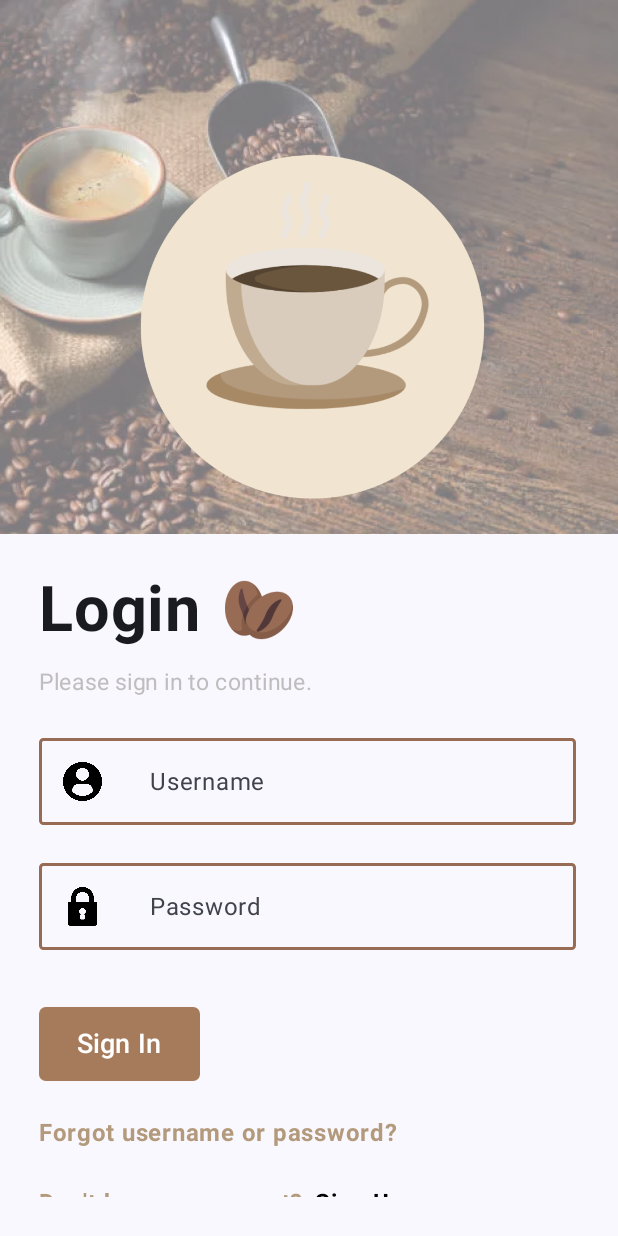
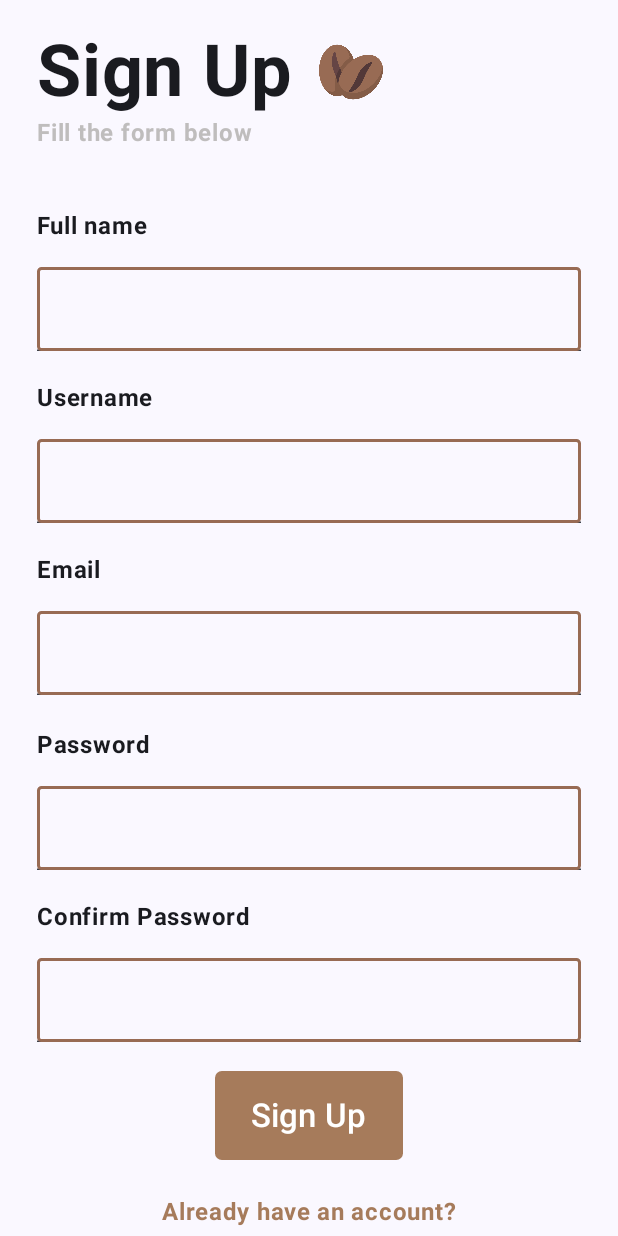
Before and after one commit to vincentkenutama/CoffeeTime, an Android app built with Jetpack Compose: the screen it shows after launch (MainActivity), on a phone screen of 412 x 824 dp. Run offline under Robolectric (Android 15) with nearby library versions, the phone set to English and light mode, and no system bars; our stand-ins replace Firebase (no records; nobody signed in at launch, a user with empty details on screens opened directly).

Commit message:
Sign up screen dan akses database

```diff
--- a/CoffeeTimeAndroid/app/src/main/java/vkenutama/iot/coffeetime/Data/Model/Users.kt
+++ b/CoffeeTimeAndroid/app/src/main/java/vkenutama/iot/coffeetime/Data/Model/Users.kt
@@ -1,18 +1,18 @@
 package vkenutama.iot.coffeetime.Data.Model
 
-import kotlinx.coroutines.flow.MutableStateFlow
+import android.os.Build
+import androidx.annotation.RequiresApi
 import java.time.LocalDate
-import java.util.Date
+import java.time.format.DateTimeFormatter
 
-data class Users(
-    val id: String? = null, // Changed to String for more flexibility with unique identifiers
-    val username: String? = null,
-    val name: String? = null,
-    val email: String? = null,
-    val dateOfBirth: LocalDate? = null, // Using LocalDate for better date handling
-    val hashedPassword: String? = null, // Consider storing the hashed password instead
-    val password: String? = null,
-    val gender: Gender? = null
+data class Users @RequiresApi(Build.VERSION_CODES.O) constructor(
+    val username: String = "",
+    val name: String = "",
+    val email: String = "",
+    val dateOfBirth: String = LocalDate.now().format(DateTimeFormatter.ISO_DATE),
+    val hashedPassword: String = "", // Consider storing the hashed password instead
+    val password: String = "",
+    val gender: Gender = Gender.NOT_SPECIFIED
 )
 
 enum class Gender {
@@ -23,3 +23,11 @@ sealed class UserField{
     object Username : UserField()
     object Password : UserField()
 }
+
+sealed class UserForms{
+    object Fullname : UserForms()
+    object Username : UserForms()
+    object Email : UserForms()
+    object Password : UserForms()
+    object ConfirmationPassword : UserForms()
+}
--- a/CoffeeTimeAndroid/app/src/main/java/vkenutama/iot/coffeetime/MainActivity.kt
+++ b/CoffeeTimeAndroid/app/src/main/java/vkenutama/iot/coffeetime/MainActivity.kt
@@ -36,7 +36,8 @@ import com.google.firebase.firestore.firestore
 import kotlinx.coroutines.launch
 import kotlinx.coroutines.tasks.await
 import vkenutama.iot.coffeetime.Data.ViewModel.UserViewModel
-import vkenutama.iot.coffeetime.UserInterface.screen.LoginPage
+//import vkenutama.iot.coffeetime.UserInterface.screen.LoginPage
+import vkenutama.iot.coffeetime.UserInterface.screen.SignUpPage
 import vkenutama.iot.coffeetime.Util.Database
 import vkenutama.iot.coffeetime.ui.theme.CoffeeTimeTheme
 
@@ -51,7 +52,10 @@ class MainActivity : ComponentActivity() {
 
             CoffeeTimeTheme {
                 Scaffold(modifier = Modifier.fillMaxSize()) { innerPadding ->
-                    LoginPage(
+//                    LoginPage(
+//                        modifier = Modifier.padding(innerPadding)
+//                    )
+                    SignUpPage(
                         modifier = Modifier.padding(innerPadding)
                     )
 //                    Greeting(
--- /dev/null
+++ b/CoffeeTimeAndroid/app/src/main/java/vkenutama/iot/coffeetime/UserInterface/screen/SignUpPage.kt
@@ -0,0 +1,385 @@
+package vkenutama.iot.coffeetime.UserInterface.screen
+
+import android.content.ContentValues.TAG
+import android.os.Build
+import android.util.Log
+import androidx.annotation.RequiresApi
+import androidx.compose.foundation.Image
+import androidx.compose.foundation.border
+import androidx.compose.foundation.clickable
+import androidx.compose.foundation.horizontalScroll
+import androidx.compose.foundation.layout.Arrangement
+import androidx.compose.foundation.layout.Box
+import androidx.compose.foundation.layout.Column
+import androidx.compose.foundation.layout.Row
+import androidx.compose.foundation.layout.fillMaxSize
+import androidx.compose.foundation.layout.fillMaxWidth
+import androidx.compose.foundation.layout.height
+import androidx.compose.foundation.layout.padding
+import androidx.compose.foundation.layout.width
+import androidx.compose.foundation.rememberScrollState
+import androidx.compose.foundation.shape.RoundedCornerShape
+import androidx.compose.foundation.verticalScroll
+import androidx.compose.material3.Button
+import androidx.compose.material3.ButtonDefaults
+import androidx.compose.material3.Icon
+import androidx.compose.material3.Text
+import androidx.compose.material3.TextField
+import androidx.compose.material3.TextFieldDefaults
+import androidx.compose.runtime.Composable
+import androidx.compose.runtime.getValue
+import androidx.compose.runtime.mutableStateOf
+import androidx.compose.runtime.remember
+import androidx.compose.runtime.setValue
+import androidx.compose.ui.Alignment
+import androidx.compose.ui.Modifier
+import androidx.compose.ui.graphics.Color
+import androidx.compose.ui.res.painterResource
+import androidx.compose.ui.text.font.FontWeight
+import androidx.compose.ui.tooling.preview.Preview
+import androidx.compose.ui.unit.dp
+import androidx.compose.ui.unit.sp
+import com.google.firebase.Firebase
+import com.google.firebase.firestore.auth.User
+import com.google.firebase.firestore.firestore
+import com.google.firebase.firestore.ktx.toObjects
+import com.google.firebase.firestore.toObject
+import com.google.firebase.firestore.toObjects
+import kotlinx.coroutines.runBlocking
+import kotlinx.coroutines.tasks.await
+import vkenutama.iot.coffeetime.Data.Model.Gender
+import vkenutama.iot.coffeetime.Data.Model.UserForms
+import vkenutama.iot.coffeetime.Data.Model.Users
+import vkenutama.iot.coffeetime.R
+import vkenutama.iot.coffeetime.UserInterface.component.ReusableSpacer
+import vkenutama.iot.coffeetime.Util.DatabaseLibrary
+import vkenutama.iot.coffeetime.Util.Encryption
+import vkenutama.iot.coffeetime.Util.toDp
+import java.time.LocalDate
+import java.util.Date
+
+@RequiresApi(Build.VERSION_CODES.O)
+@Composable
+fun SignUpPage(
+    modifier: Modifier = Modifier
+){
+
+    var fullName by remember { mutableStateOf("")}
+    var email by remember { mutableStateOf("")}
+    var password by remember { mutableStateOf("")}
+    var confirmPassword by remember { mutableStateOf("")}
+    var username by remember { mutableStateOf("")}
+
+    var validUsername by remember{ mutableStateOf(true) }
+    var validPassword by remember{ mutableStateOf(true) }
+    var validEmail by remember{ mutableStateOf(true) }
+    var isNotEmpty by remember { mutableStateOf(true) }
+    var validationMessage by remember { mutableStateOf("") }
+    var registrationSuccess by remember{ mutableStateOf(false) }
+
+    val allUser : MutableList<Users> = mutableListOf()
+
+    val topPadding: Double = 100.0
+    val formPadding: Double = 50.0
+
+
+    fun handleValueChange(field: UserForms, newValue: String){
+        when(field){
+            UserForms.Fullname -> fullName = newValue
+            UserForms.Email -> email = newValue
+            UserForms.Password -> password = newValue
+            UserForms.Username -> username = newValue
+            UserForms.ConfirmationPassword -> {
+                confirmPassword = newValue
+            }
+        }
+    }
+
+    fun resetVerify(){
+        validUsername = true
+        validEmail = true
+        validPassword = true
+        isNotEmpty = true
+        registrationSuccess = false
+    }
+
+    fun verifyUserInformation(userInformation: Users){
+        runBlocking {
+            val db = Firebase.firestore
+            val docRef = db.collection(DatabaseLibrary.USER_COLLECTION)
+
+            resetVerify()
+
+            /*
+                Verify To Do:
+                -> Verify if the username is using the right format [x]
+                -> Verify if the password and confirmation password is same [x]
+                -> Verify if the username is not added yet in database [x]
+                -> Verify if the email is unique and have certain characteristic [x]
+             */
+
+            //We do this first for performance because it is not request to database yet
+            //Check if the username is valid
+            if(fullName.isNotEmpty() && username.isNotEmpty() && email.isNotEmpty() && password.isNotEmpty()){
+                isNotEmpty = true
+            }
+            else{
+                isNotEmpty = false
+                return@runBlocking
+            }
+
+
+            if(username.length < 8 || username.length > 20)
+            {
+                validUsername = false
+                return@runBlocking
+            }
+
+            //Check if the password and confirmation password is same
+            if(password != confirmPassword && password.length >= 8) {
+                validPassword = false
+                return@runBlocking
+            }
+
+            //Cek apakah email valid
+            if(!email.contains("@") || !email.contains(".com")){
+                validEmail = false
+                return@runBlocking
+            }
+
+            //If all is good then grab all user documents from database
+            val allUserSnapshot = docRef.get().await()
+
+            //Check if the username is available on database
+            for(userData in allUserSnapshot){
+                val selectedUser = userData.toObject<Users>()
+
+                if(username == selectedUser.username){
+                    validUsername = false
+                }
+                if(email == selectedUser.email){
+                    validEmail = false
+                }
+            }
+
+            if(validPassword && validUsername && validEmail && isNotEmpty){
+                addUserToDatabase(userInformation)
+                registrationSuccess = true
+                Log.d(TAG, "Added to database")
+            }
+
+            else
+                Log.d(TAG, "Not added to database")
+        }
+    }
+
+    Column (
+        modifier = modifier
+            .fillMaxSize()
+            .padding(horizontal = 65.toDp())
+            .verticalScroll(rememberScrollState()),
+    ){
+        ReusableSpacer(height = (topPadding/2.0).toInt().toDp())
+
+        Row(
+            verticalAlignment = Alignment.CenterVertically
+        ){
+            Text(text = "Sign Up",
+                fontSize = 48.sp,
+                fontWeight = FontWeight.Bold)
+//            Icon(painter = painterResource(id = R.drawable.coffee_beans), contentDescription = null)
+            ReusableSpacer(width = 45.toDp())
+            Image(painter = painterResource(id = R.drawable.coffee_beans),
+                contentDescription = null,
+                modifier = Modifier.width(112.toDp()))
+        }
+
+        Text(text = "Fill the form below",
+            color = Color(0xFFBFBDBD),
+            fontWeight = FontWeight.Bold,
+            fontSize = 16.sp
+        )
+
+        when{
+            !isNotEmpty -> validationMessage = "Please fill all the forms"
+            !validUsername -> validationMessage = "Username is not valid or already exist"
+            !validEmail -> validationMessage = "Email is not valid or already exist"
+            !validPassword -> validationMessage = "Confirmation password doesn't match"
+            else ->{
+                validationMessage = ""
+            }
+        }
+
+
+
+        if(validationMessage.isNotEmpty()){
+            ReusableSpacer(height = 20.toDp())
+            Text(text = validationMessage,
+                color = Color.Red,
+                fontWeight = FontWeight.Bold)
+            ReusableSpacer(height = 40.toDp())
+        }
+
+        if(registrationSuccess){
+            ReusableSpacer(height = 20.toDp())
+            Text(text = "Registration Success!",
+                color = Color.Green,
+                fontWeight = FontWeight.Bold)
+            ReusableSpacer(height = 40.toDp())
+        }
+
+        if(validationMessage.isEmpty() && !registrationSuccess)
+        {
+            ReusableSpacer(height = 100.toDp())
+        }
+
+
+
+        SignUpForm(
+            fieldName = "Full name",
+            value = fullName,
+            handleChange = {
+                newValue ->
+                handleValueChange(UserForms.Fullname, newValue)
+        })
+
+        ReusableSpacer(height = formPadding.toInt().toDp())
+
+        SignUpForm(
+            fieldName = "Username",
+            value = username,
+            handleChange = {
+                newValue ->
+                handleValueChange(UserForms.Username, newValue)
+        })
+
+        ReusableSpacer(height = formPadding.toInt().toDp())
+
+        SignUpForm(
+            fieldName = "Email",
+            value = email,
+            handleChange = {
+                    newValue ->
+                handleValueChange(UserForms.Email, newValue)
+            })
+
+        ReusableSpacer(height = 56.toDp())
+
+        SignUpForm(
+            fieldName = "Password",
+            value = "*".repeat(password.length),
+            handleChange = {
+                    newValue ->
+                handleValueChange(UserForms.Password, newValue)
+            })
+
+        ReusableSpacer(height = formPadding.toInt().toDp())
+
+        SignUpForm(
+            fieldName = "Confirm Password",
+            value = "*".repeat(confirmPassword.length),
+            handleChange = {
+                    newValue ->
+                handleValueChange(UserForms.ConfirmationPassword, newValue)
+            })
+
+        ReusableSpacer(height = formPadding.toInt().toDp())
+
+        Column (
+//            modifier = Modifier,
+            modifier = Modifier
+                .fillMaxWidth()
+                .width(177.toDp())
+                .height(155.toDp()),
+            horizontalAlignment = Alignment.CenterHorizontally,
+
+        ){
+            Button(
+                onClick = {
+                    val newUser = Users(
+                        username = username,
+                        name = fullName,
+                        email = email,
+                        dateOfBirth = "",
+                        hashedPassword = Encryption().applyHash("a"),
+                        password = "",
+                        gender = Gender.NOT_SPECIFIED
+                    )
+
+                    verifyUserInformation(newUser)
+                },
+                colors = ButtonDefaults.buttonColors(Color(0xFFA67B5B)),
+                shape = RoundedCornerShape(12.toDp()),
+                modifier = Modifier
+                            .height(155.toDp())
+            ) {
+                Text(
+                    text = "Sign Up",
+                    fontSize = 22.sp
+                )
+            }
+        }
+
+        ReusableSpacer(height = 60.toDp())
+
+        Column(
+            modifier = Modifier.fillMaxWidth(),
+            verticalArrangement = Arrangement.Center,
+            horizontalAlignment = Alignment.CenterHorizontally
+        ){
+            Text(text = "Already have an account?", fontWeight = FontWeight.Bold,
+                color = Color(0xFFA67B5B))
+            Text(text = "Sign In",
+                fontWeight = FontWeight.Bold,
+                modifier = Modifier.clickable {
+                    verifyUserInformation(Users())
+                })
+        }
+
+    }
+
+}
+
+@RequiresApi(Build.VERSION_CODES.O)
+fun addUserToDatabase(newUserData: Users){
+    val db = Firebase.firestore
+
+    db.collection("users").document(newUserData!!.username).set(newUserData)
+}
+
+@Composable
+fun SignUpForm(fieldName: String, value: String,  handleChange: (newValue: String) -> Unit){
+    Column {
+        Text(text = fieldName,
+            fontWeight = FontWeight.Bold,
+            fontSize = 16.sp)
+
+        ReusableSpacer(height = 40.toDp())
+
+        Row(
+            modifier = Modifier.border(width = 2.dp, color = Color(0xFF986B54), shape = RoundedCornerShape(8.toDp()))
+        ){
+            TextField(
+                value = value,
+                onValueChange = {
+                    handleChange(it)
+                },
+                colors = TextFieldDefaults.colors(
+                    unfocusedContainerColor = Color.Transparent,
+                    focusedContainerColor = Color.Transparent
+                ),
+                modifier = Modifier.width(941.dp)
+
+            )
+        }
+
+
+    }
+}
+
+@RequiresApi(Build.VERSION_CODES.O)
+@Preview(showBackground = true)
+@Composable
+fun SignUpPagePreview(){
+    SignUpPage()
+}
--- /dev/null
+++ b/CoffeeTimeAndroid/app/src/main/java/vkenutama/iot/coffeetime/Util/DatabaseLibrary.kt
@@ -0,0 +1,5 @@
+package vkenutama.iot.coffeetime.Util
+
+object DatabaseLibrary{
+    const val USER_COLLECTION = "users"
+}
```
Also changed, not shown: 1 other file.
